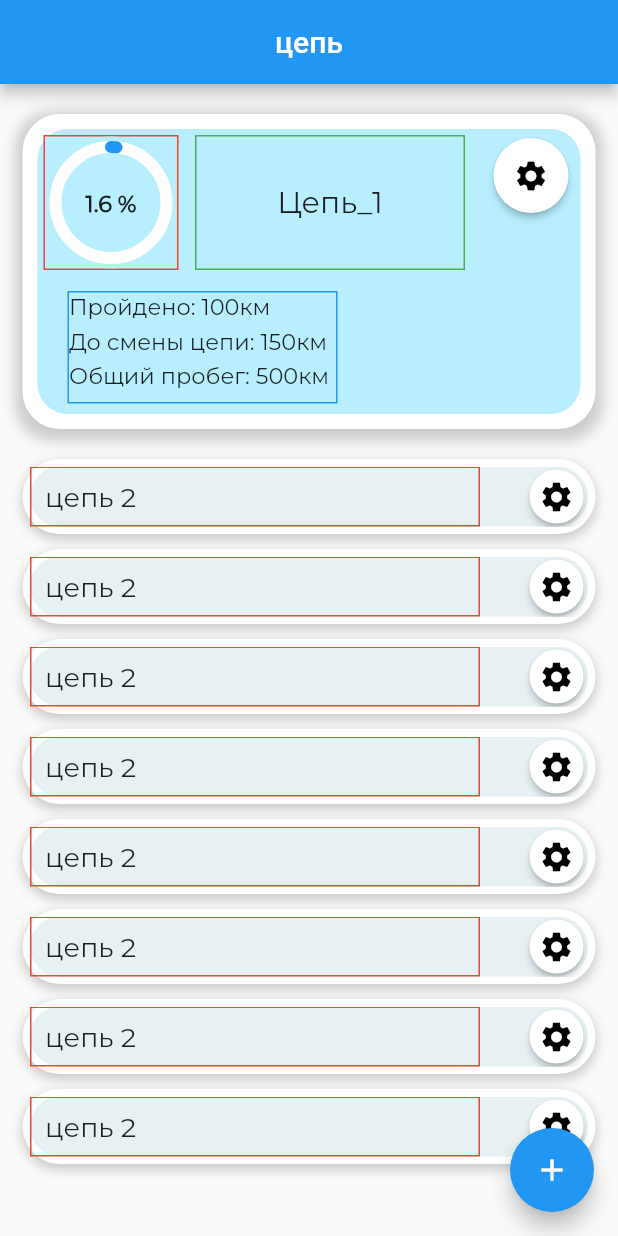
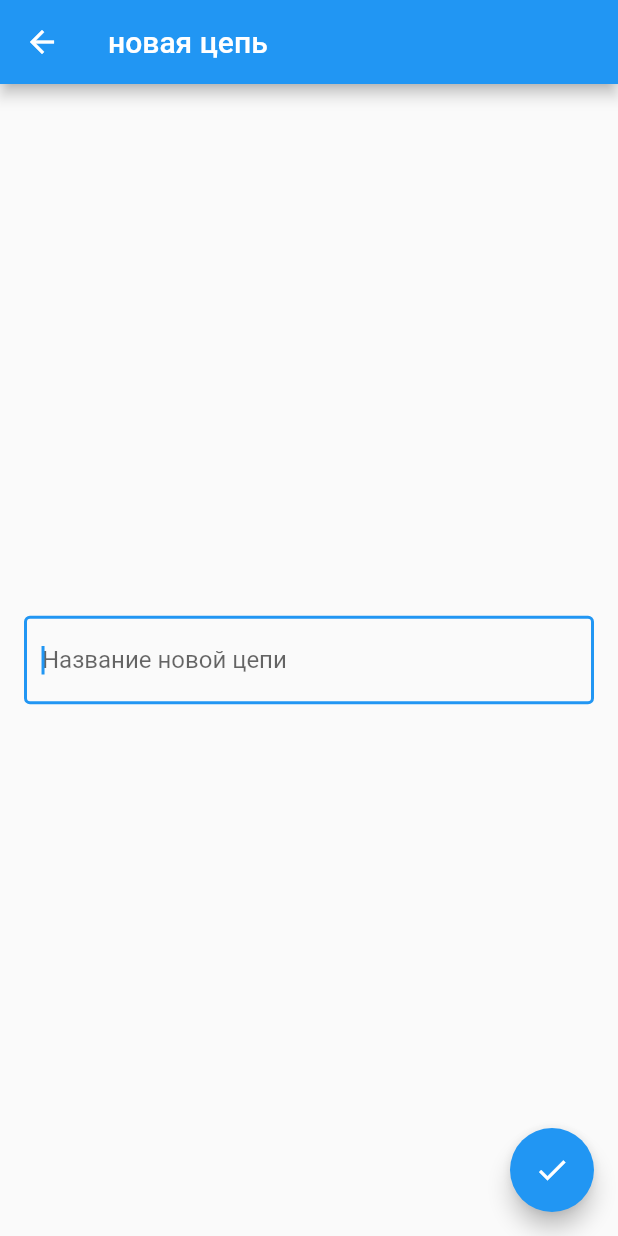
Before and after one commit to ematievski/chain_resource, a Flutter app: the screen it shows after launch, after a tap on the "add" icon, on a phone screen of 412 x 824 dp. Run offline on Flutter 3.47's test engine with Material 2 defaults, Android fonts, the phone set to English and light mode, and no system bars.

```diff
--- /dev/null
+++ b/lib/widgets/chain_form/chain_form_widget.dart
@@ -0,0 +1,64 @@
+import 'package:chain_resource/widgets/chain_form/chain_form_widget_model.dart';
+import 'package:flutter/material.dart';
+
+class ChainFormWidget extends StatefulWidget {
+  const ChainFormWidget({Key? key}) : super(key: key);
+
+  @override
+  State<ChainFormWidget> createState() => _ChainFormWidgetState();
+}
+
+class _ChainFormWidgetState extends State<ChainFormWidget> {
+  final _model = ChainFormWidgetModel();
+
+  @override
+  Widget build(BuildContext context) {
+    return ChainFormWidgetModelProwider(
+      model: _model,
+      child: const _ChainFormWidgetBody(),
+    );
+  }
+}
+
+class _ChainFormWidgetBody extends StatelessWidget {
+  const _ChainFormWidgetBody({Key? key}) : super(key: key);
+
+  @override
+  Widget build(BuildContext context) {
+    return Scaffold(
+      appBar: AppBar(
+        title: const Text('новая цепь'),
+      ),
+      body: Center(
+        child: Container(
+          child: const Padding(
+            padding: EdgeInsets.symmetric(horizontal: 16),
+            child: _ChainNameWidget(),
+          ),
+        ),
+      ),
+      floatingActionButton: FloatingActionButton(
+        onPressed: () => ChainFormWidgetModelProwider.read(context)
+            ?.model
+            .saveChain(context),
+        child: const Icon(Icons.done),
+      ),
+    );
+  }
+}
+
+class _ChainNameWidget extends StatelessWidget {
+  const _ChainNameWidget({super.key});
+
+  @override
+  Widget build(BuildContext context) {
+    final model = ChainFormWidgetModelProwider.read(context)?.model;
+    return TextField(
+      autofocus: true,
+      decoration: const InputDecoration(
+          border: OutlineInputBorder(), hintText: 'Название новой цепи'),
+      onChanged: (value) => model?.chainName = value,
+      onEditingComplete: () => model?.saveChain(context),
+    );
+  }
+}
--- /dev/null
+++ b/lib/widgets/chain_form/chain_form_widget_model.dart
@@ -0,0 +1,34 @@
+import 'package:flutter/material.dart';
+
+class ChainFormWidgetModel {
+  var chainName = '';
+  void saveChain(BuildContext context) {
+    print(chainName);
+  }
+}
+
+class ChainFormWidgetModelProwider extends InheritedWidget {
+  final ChainFormWidgetModel model;
+  const ChainFormWidgetModelProwider({
+    Key? key,
+    required this.model,
+    required Widget child,
+  }) : super(key: key, child: child);
+
+  static ChainFormWidgetModelProwider? watch(BuildContext context) {
+    return context
+        .dependOnInheritedWidgetOfExactType<ChainFormWidgetModelProwider>();
+  }
+
+  static ChainFormWidgetModelProwider? read(BuildContext context) {
+    final widget = context
+        .getElementForInheritedWidgetOfExactType<ChainFormWidgetModelProwider>()
+        ?.widget;
+    return widget is ChainFormWidgetModelProwider ? widget : null;
+  }
+
+  @override
+  bool updateShouldNotify(ChainFormWidgetModelProwider oldWidget) {
+    return true;
+  }
+}
--- a/lib/widgets/main_screen_widget.dart
+++ b/lib/widgets/main_screen_widget.dart
@@ -3,6 +3,10 @@ import 'chain_bar_widget.dart';
 
 class MainScreen extends StatelessWidget {
   MainScreen({super.key});
+
+  void showForm(BuildContext context) {
+    Navigator.of(context).pushNamed('/main_screen/form');
+  }
 
   double x = 1.56;
 
@@ -26,7 +30,7 @@ class MainScreen extends StatelessWidget {
       ),
       floatingActionButton: FloatingActionButton(
         child: const Icon(Icons.add),
-        onPressed: () {},
+        onPressed: () => showForm(context),
       ),
     ));
   }
--- a/lib/widgets/my_app.dart
+++ b/lib/widgets/my_app.dart
@@ -1,4 +1,5 @@
 import 'package:flutter/material.dart';
+import 'chain_form/chain_form_widget.dart';
 import 'main_screen_widget.dart';
 
 class MyApp extends StatelessWidget {
@@ -8,7 +9,10 @@ class MyApp extends StatelessWidget {
   Widget build(BuildContext context) {
     return MaterialApp(
       title: 'ДЕМО',
-      routes: {'/main_screen': (context) => MainScreen()},
+      routes: {
+        '/main_screen': (context) => MainScreen(),
+        '/main_screen/form': (context) => const ChainFormWidget(),
+      },
       initialRoute: '/main_screen',
       //home: MainScreen(),
     );
```
Also changed, not shown: lib/widgets/chains/chains_widget.dart (added), lib/widgets/chains/chains_widget_model.dart (added).
